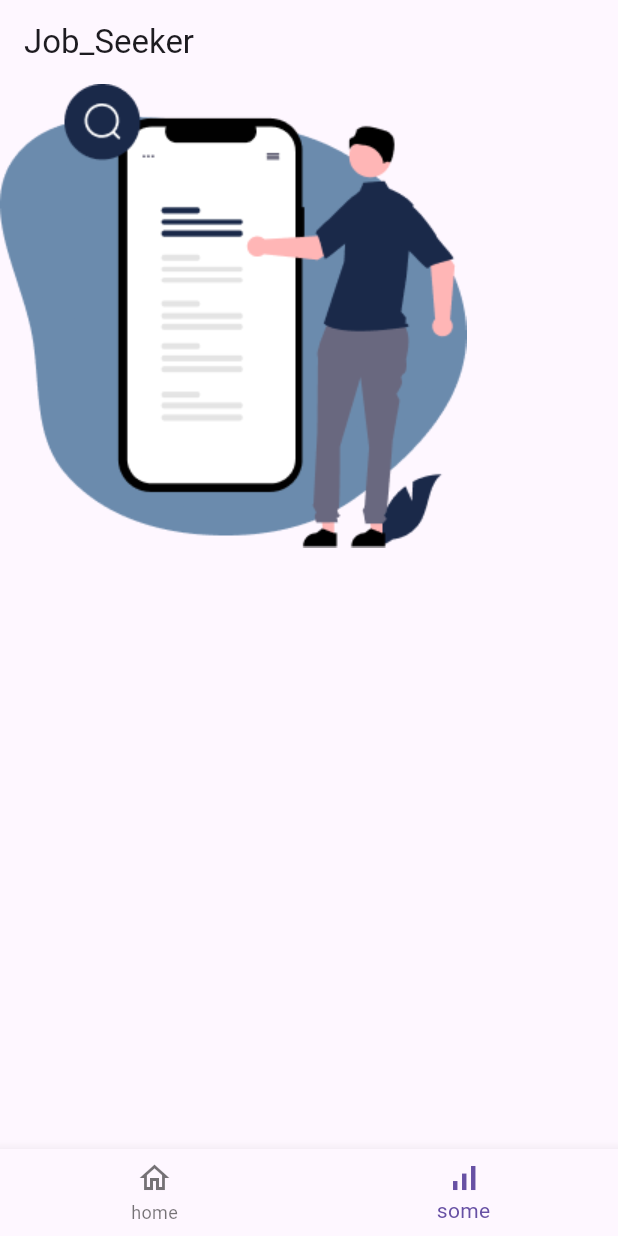
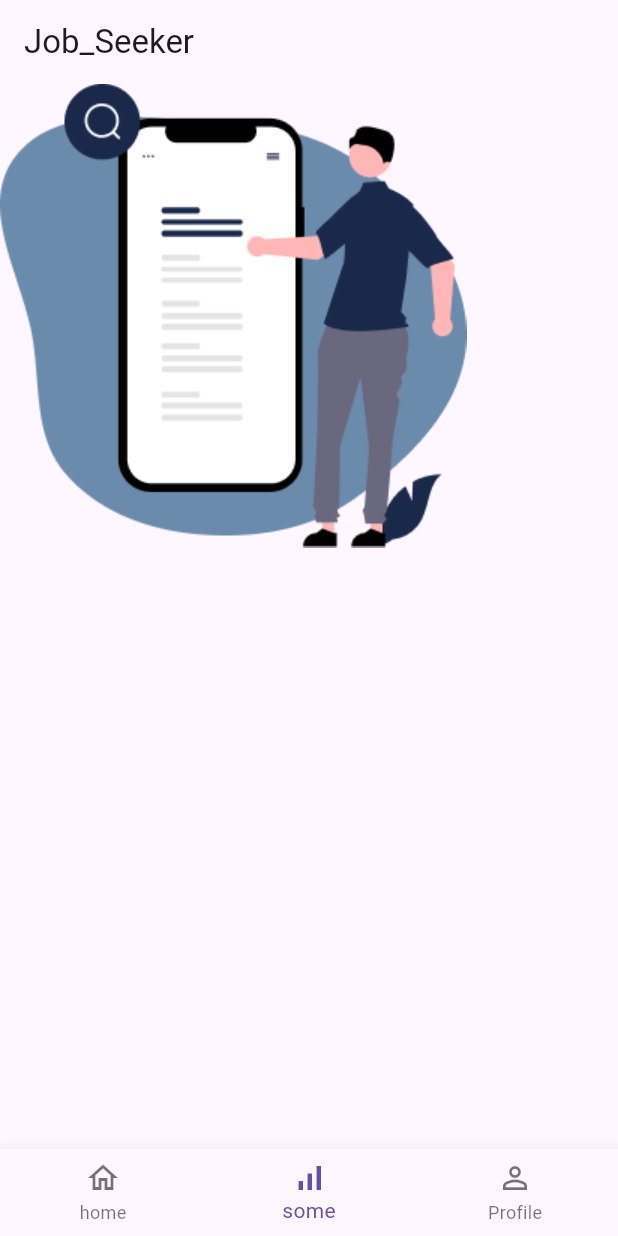
Before and after one commit to vivekyadav681/taskFive, a Flutter app: the Tabs screen opened directly, item 2 of the bottom bar chosen, on a phone screen of 412 x 824 dp. Run offline on Flutter 3.47's test engine with Material 3 defaults, Android fonts, the phone set to English and light mode, and no system bars; our stand-ins replace file_picker, google_fonts; accounts and stored records are empty; Roboto replaces fonts that are missing (Playfair).

Commit message:
made profile tabs

```diff
--- a/lib/main.dart
+++ b/lib/main.dart
@@ -2,13 +2,14 @@ import 'package:flutter/material.dart';
 //import 'package:taskfive/screens/login/login_screen.dart';
 import 'package:taskfive/screens/splashScreen.dart';
 import 'package:taskfive/theme.dart';
+import 'package:taskfive/screens/profile_screen.dart';
 
 void main() {
   runApp(
     MaterialApp(
       debugShowCheckedModeBanner: false,
       theme: theme,
-      home: SplashScreen(),
+      home:SplashScreen(),
     ),
   );
 }
--- a/lib/screens/profile_screen.dart
+++ b/lib/screens/profile_screen.dart
@@ -116,7 +116,7 @@ if(isEducation) {
             Center(
               child: ElevatedButton(
                 style: ElevatedButton.styleFrom(
-                  backgroundColor: const Color.fromARGB(255, 4, 50, 132),
+                  backgroundColor: const Color.fromARGB(255, 149, 119, 218),
                   padding: const EdgeInsets.symmetric(horizontal: 50, vertical: 15),
                   shape: RoundedRectangleBorder(
                     borderRadius: BorderRadius.circular(12)),
--- a/lib/tabs.dart
+++ b/lib/tabs.dart
@@ -1,6 +1,7 @@
 import 'package:flutter/material.dart';
 import 'package:taskfive/screens/home_screen.dart';
 import 'package:taskfive/screens/some_screen.dart';
+import 'package:taskfive/screens/profile_screen.dart';
 
 class Tabs extends StatefulWidget {
   const Tabs({super.key});
@@ -11,7 +12,7 @@ class Tabs extends StatefulWidget {
 
 class _TabsState extends State<Tabs> {
   int _selectedIndex = 0;
-  final List<Widget> _screens = [HomeScreen(), SomeScreen()];
+  final List<Widget> _screens = [HomeScreen(), SomeScreen(), ProfileScreen()];
 
   @override
   Widget build(BuildContext context) {
@@ -34,6 +35,10 @@ class _TabsState extends State<Tabs> {
             icon: Icon(Icons.signal_cellular_alt),
             label: 'some',
           ),
+          BottomNavigationBarItem(
+            icon: Icon(Icons.person_outline),
+            label: 'Profile',
+          ),
         ],
       ),
     );
```
